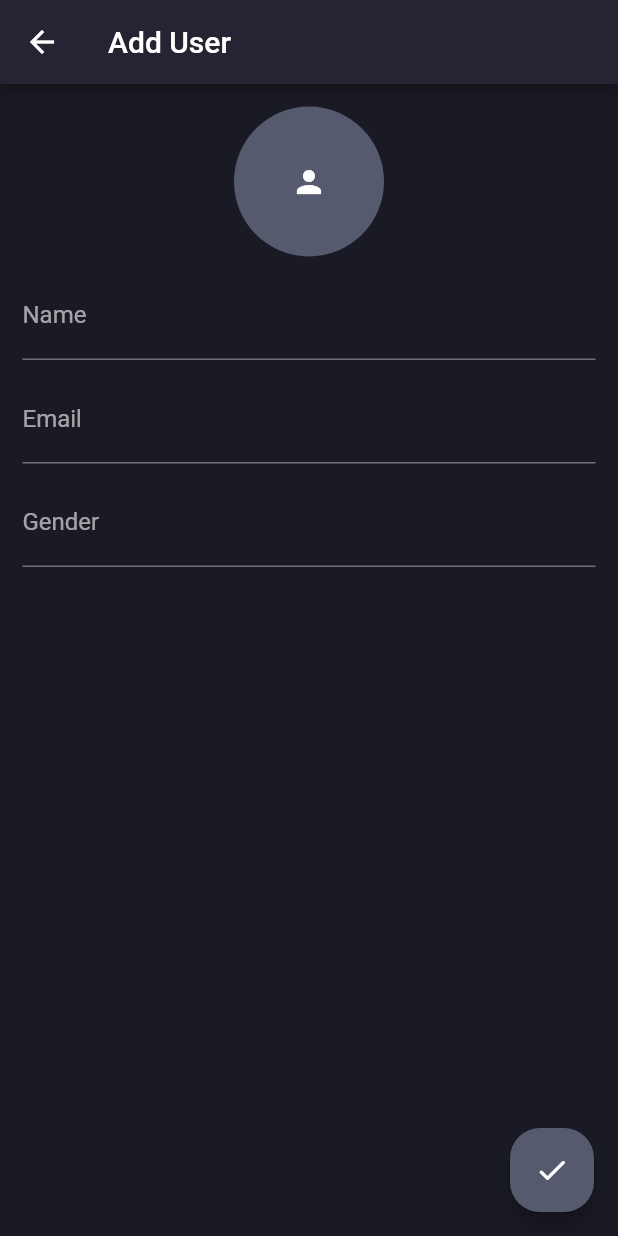
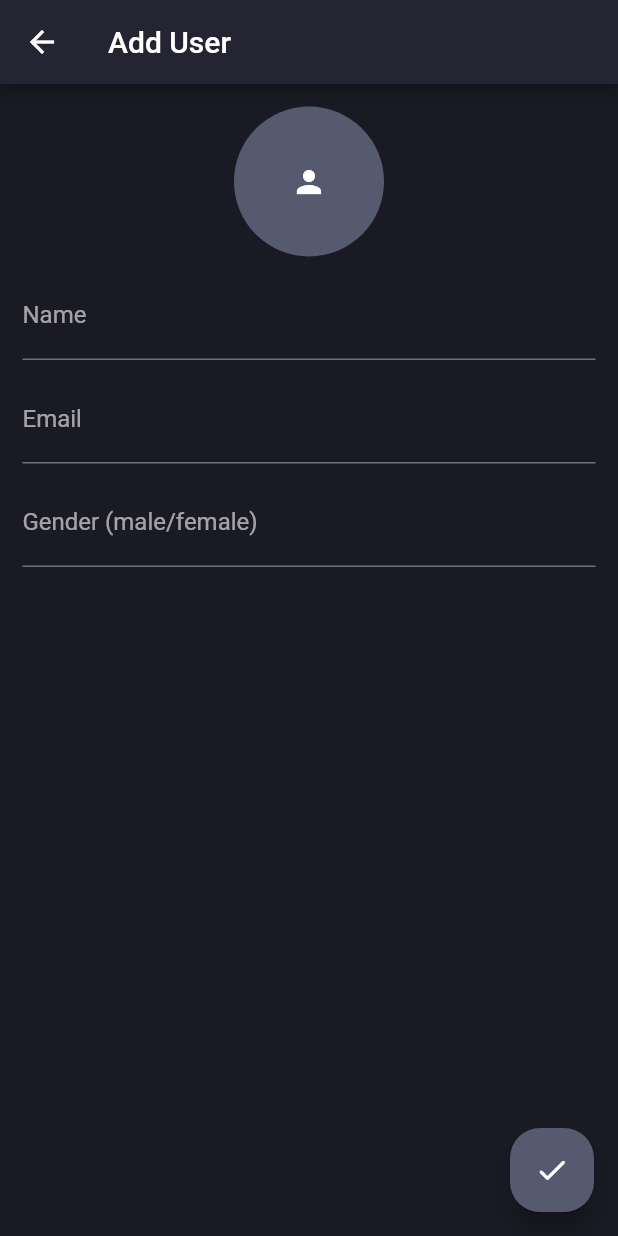
Before and after one commit to Basith-P/Simple-Admin-Panel, a Flutter app: the AddUserPage screen opened by its route, on a phone screen of 412 x 824 dp. Run offline on Flutter 3.47's test engine with Material 2 defaults, Android fonts, the phone set to English and light mode, and no system bars.

Commit message:
:sparkles: add basic validation in add user form

```diff
--- a/lib/pages/add_user.dart
+++ b/lib/pages/add_user.dart
@@ -46,18 +46,30 @@ class AddUserPage extends StatelessWidget {
             const SizedBox(height: 10),
             TextField(
               onChanged: (value) => gender = value,
-              decoration: const InputDecoration(labelText: 'Gender'),
+              decoration:
+                  const InputDecoration(labelText: 'Gender (male/female)'),
             )
           ],
         ),
       ),
       floatingActionButton: FloatingActionButton(
         onPressed: () async {
+          if (name.isEmpty ||
+              email.isEmpty ||
+              gender.toLowerCase() != 'male' ||
+              gender.toLowerCase() != 'female') {
+            ScaffoldMessenger.of(context).showSnackBar(
+              const SnackBar(
+                content: Text('Please fill all the fields'),
+              ),
+            );
+            return;
+          }
           final newUser = User(
             id: 0,
             name: name,
             email: email,
-            gender: genderValues.map[gender],
+            gender: genderValues.map[gender.toLowerCase()],
             status: statusValues.map['active'],
           );
           await ApiService().addUser(newUser);
```
